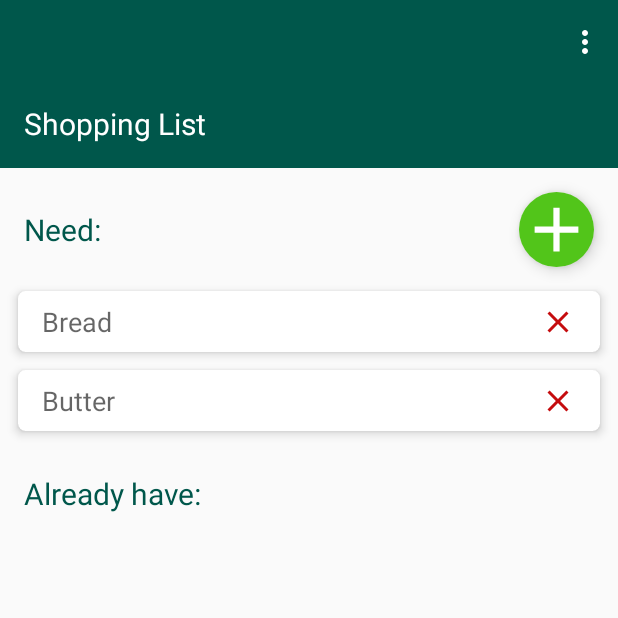
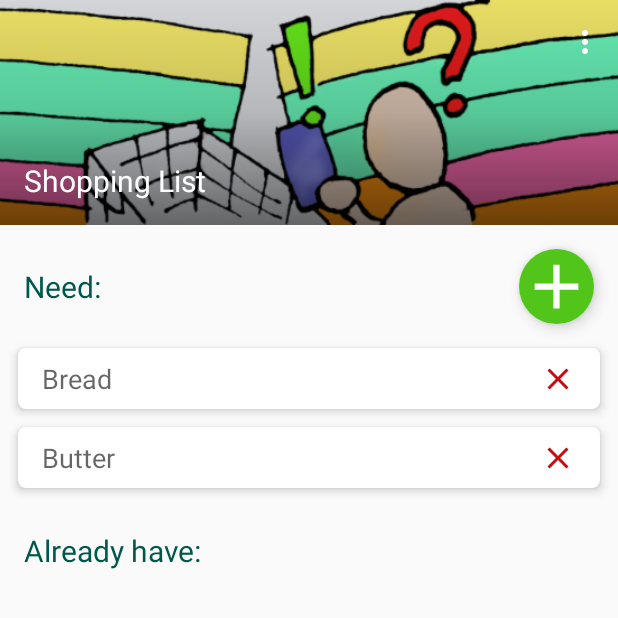
Before and after one commit to wiolkast/easy-shopping-list, an Android app: the screen it shows after launch (MainActivity), on a phone screen of 412 x 824 dp, the top half of it. Run offline under Robolectric (Android 15) with nearby library versions, the phone set to English and light mode, and no system bars; our stand-ins replace AdMob, ButterKnife, Room's generated code, Timber.

Commit message:
Added toolbar image

```diff
--- a/app/src/main/res/drawable/placeholder.xml
+++ /dev/null
@@ -1,4 +0,0 @@
-<shape xmlns:android="http://schemas.android.com/apk/res/android"
-    android:shape="rectangle" >
-    <solid android:color="?colorPrimaryDark" />
-</shape>
--- /dev/null
+++ b/app/src/main/res/drawable/scrim_gradient.xml
@@ -0,0 +1,10 @@
+<?xml version="1.0" encoding="utf-8"?>
+<shape xmlns:android="http://schemas.android.com/apk/res/android"
+    android:shape="rectangle">
+    <gradient
+        android:angle="270"
+        android:startColor="@color/colorScrimGradientStart"
+        android:centerColor="@color/colorScrimGradientCenter"
+        android:endColor="@color/colorScrimGradientEnd"
+        android:type="linear" />
+</shape>
--- a/app/src/main/res/layout/activity_main.xml
+++ b/app/src/main/res/layout/activity_main.xml
@@ -8,19 +8,26 @@
 
     <com.google.android.material.appbar.AppBarLayout
         android:layout_width="match_parent"
-        android:layout_height="112dp"
+        android:layout_height="@dimen/toolbar_image_height"
         app:elevation="@dimen/toolbar_elevation">
 
         <com.google.android.material.appbar.CollapsingToolbarLayout
             android:id="@+id/collapsing_toolbar_layout"
             style="@style/CollapsingToolbarLayoutStyle">
 
-            <ImageView
-                android:layout_width="match_parent"
-                android:layout_height="150dp"
-                android:src="@drawable/placeholder"
-                android:layout_gravity="bottom|start"
-                android:contentDescription="@string/toolbar_picture_description"/>
+            <FrameLayout
+                android:id="@+id/photo_container"
+                style="@style/ToolbarImageContainer">
+
+                <ImageView
+                    style="@style/ToolbarImage"
+                    android:contentDescription="@string/toolbar_picture_description"/>
+
+                <View
+                    android:id="@+id/scrim_gradient"
+                    style="@style/ToolbarImageScrimGradient"/>
+
+            </FrameLayout>
 
             <androidx.appcompat.widget.Toolbar
                 android:id="@+id/toolbar"
--- a/app/src/main/res/values/colors.xml
+++ b/app/src/main/res/values/colors.xml
@@ -13,4 +13,9 @@
     <color name="widget_text_color">#000000</color>
     <color name="widget_logo_color">#FDFCF3</color>
     <color name="widget_logo_background_color">#353957</color>
+
+    <!-- Main Activity toolbar image scrim gradient -->
+    <color name="colorScrimGradientStart">#00000000</color>
+    <color name="colorScrimGradientCenter">#23000000</color>
+    <color name="colorScrimGradientEnd">#86000000</color>
 </resources>
--- a/app/src/main/res/values/dimens.xml
+++ b/app/src/main/res/values/dimens.xml
@@ -28,5 +28,6 @@
     <!-- Toolbar -->
     <dimen name="toolbar_elevation">4dp</dimen>
     <dimen name="toolbar_title_size">20sp</dimen>
+    <dimen name="toolbar_image_height">150dp</dimen>
 
 </resources>
--- a/app/src/main/res/values/styles.xml
+++ b/app/src/main/res/values/styles.xml
@@ -57,7 +57,28 @@
         <item name="android:layout_margin">@dimen/main_layout_margin</item>
         <item name="android:textSize">@dimen/toolbar_title_size</item>
         <item name="android:textColor">@android:color/white</item>
+        <item name="android:fontFamily">sans-serif</item>
         <item name="theme">@style/ToolbarTheme</item>
+    </style>
+
+    <style name="ToolbarImage">
+        <item name="android:layout_width">match_parent</item>
+        <item name="android:layout_height">@dimen/toolbar_image_height</item>
+        <item name="android:src">@drawable/shopping</item>
+        <item name="android:scaleType">centerCrop</item>
+        <item name="android:layout_gravity">bottom|start</item>
+    </style>
+
+    <style name="ToolbarImageContainer">
+        <item name="android:layout_width">match_parent</item>
+        <item name="android:layout_height">@dimen/toolbar_image_height</item>
+        <item name="layout_collapseMode">parallax</item>
+    </style>
+
+    <style name="ToolbarImageScrimGradient">
+        <item name="android:layout_width">match_parent</item>
+        <item name="android:layout_height">match_parent</item>
+        <item name="android:background">@drawable/scrim_gradient</item>
     </style>
 
     <!-- Shopping List -->
```
Also changed, not shown: app/src/main/res/drawable-hdpi/shopping.png (added), app/src/main/res/drawable-mdpi/shopping.png (added), app/src/main/res/drawable-xhdpi/shopping.png (added), app/src/main/res/drawable-xxhdpi/shopping.png (added), app/src/main/res/drawable-xxxhdpi/shopping.png (added).
